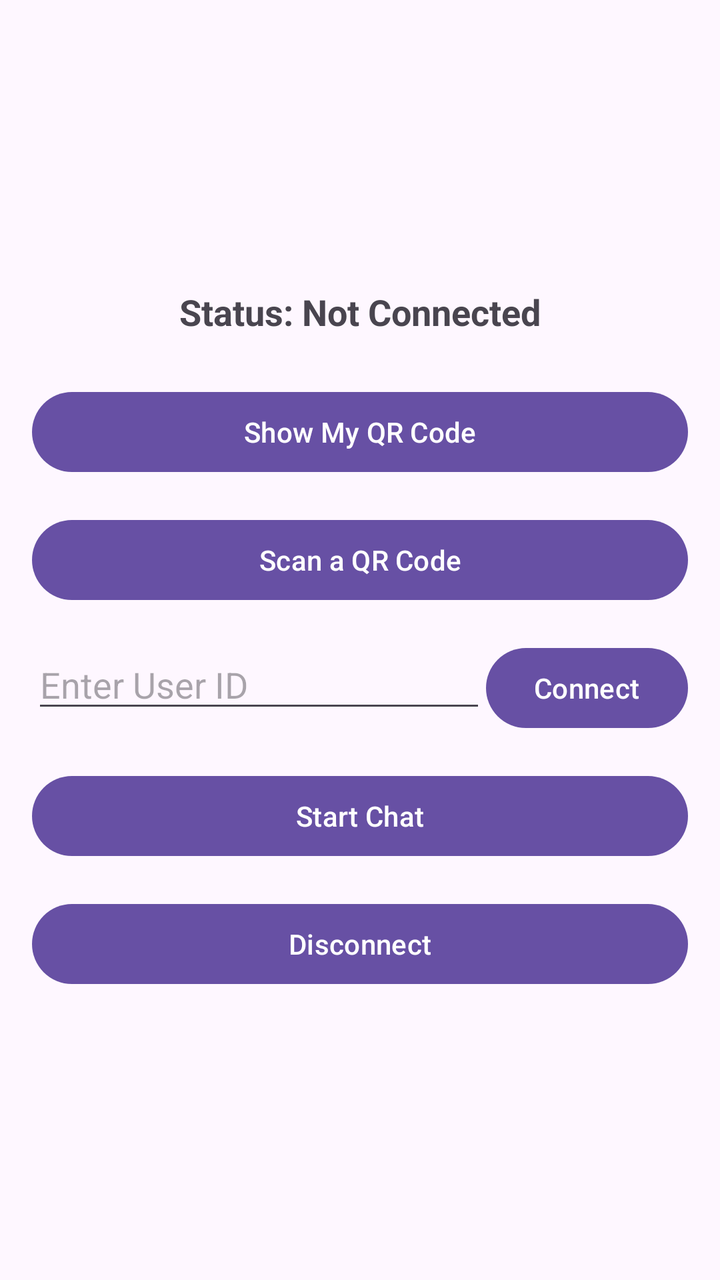
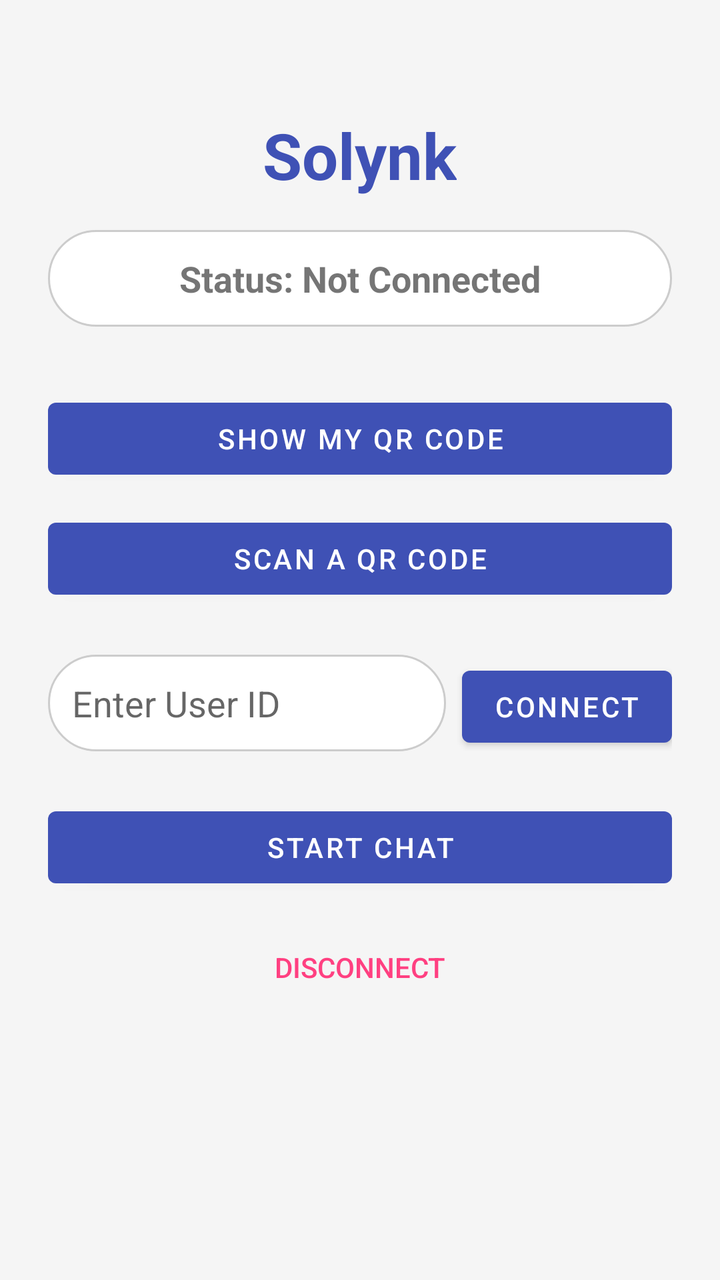

Screens rendered from an Android XML layout before and after an edit, with the pre-edit source and the edit as a unified diff.
<!-- AndroidManifest.xml: application theme Theme.Solynk -->
<!-- res/layout/activity_main.xml -->
<?xml version="1.0" encoding="utf-8"?>
<LinearLayout xmlns:android="http://schemas.android.com/apk/res/android"
    xmlns:tools="http://schemas.android.com/tools"
    android:layout_width="match_parent"
    android:layout_height="match_parent"
    android:orientation="vertical"
    android:gravity="center"
    android:padding="16dp"
    tools:context=".MainActivity">

    <TextView
        android:id="@+id/textViewConnectionStatus"
        android:layout_width="wrap_content"
        android:layout_height="wrap_content"
        android:layout_marginBottom="24dp"
        android:text="Status: Not Connected"
        android:textSize="18sp"
        android:textStyle="bold"/>

    <Button
        android:id="@+id/buttonShowQR"
        android:layout_width="match_parent"
        android:layout_height="wrap_content"
        android:layout_marginBottom="16dp"
        android:text="Show My QR Code" />

    <Button
        android:id="@+id/buttonScanQR"
        android:layout_width="match_parent"
        android:layout_height="wrap_content"
        android:layout_marginBottom="16dp"
        android:text="Scan a QR Code" />

    <LinearLayout
        android:layout_width="match_parent"
        android:layout_height="wrap_content"
        android:layout_marginBottom="16dp"
        android:orientation="horizontal">

        <EditText
            android:id="@+id/editTextManualId"
            android:layout_width="0dp"
            android:layout_height="wrap_content"
            android:layout_weight="1"
            android:hint="Enter User ID"
            android:inputType="text" />

        <Button
            android:id="@+id/buttonConnectManual"
            android:layout_width="wrap_content"
            android:layout_height="wrap_content"
            android:text="Connect" />
    </LinearLayout>

    <Button
        android:id="@+id/buttonStartChat"
        android:layout_width="match_parent"
        android:layout_height="wrap_content"
        android:layout_marginBottom="16dp"
        android:text="Start Chat" />

    <Button
        android:id="@+id/buttonDisconnect"
        android:layout_width="match_parent"
        android:layout_height="wrap_content"
        android:text="Disconnect" />

</LinearLayout>
<!-- resources referenced by this layout -->
<resources>
  <style name="Theme.Solynk" parent="Base.Theme.Solynk" />
  <style name="Base.Theme.Solynk" parent="Theme.Material3.DayNight.NoActionBar">
          
          
      </style>
</resources>

<!-- the commit's change to res/layout/activity_main.xml (unified diff, before → after) -->
@@ -4,37 +4,51 @@
     android:layout_width="match_parent"
     android:layout_height="match_parent"
     android:orientation="vertical"
-    android:gravity="center"
-    android:padding="16dp"
+    android:gravity="center_horizontal"
+    android:padding="24dp"
+    android:background="@color/window_background"
     tools:context=".MainActivity">
 
     <TextView
-        android:id="@+id/textViewConnectionStatus"
         android:layout_width="wrap_content"
         android:layout_height="wrap_content"
-        android:layout_marginBottom="24dp"
-        android:text="Status: Not Connected"
+        android:text="@string/app_name"
+        android:textSize="32sp"
+        android:textStyle="bold"
+        android:textColor="@color/colorPrimary"
+        android:layout_marginTop="32dp"
+        android:layout_marginBottom="16dp"/>
+
+    <TextView
+        android:id="@+id/textViewConnectionStatus"
+        android:layout_width="match_parent"
+        android:layout_height="wrap_content"
+        android:layout_marginBottom="32dp"
+        android:text="@string/status_not_connected"
         android:textSize="18sp"
-        android:textStyle="bold"/>
+        android:textStyle="bold"
+        android:padding="12dp"
+        android:gravity="center"
+        android:background="@drawable/bg_edit_text"/>
 
     <Button
         android:id="@+id/buttonShowQR"
         android:layout_width="match_parent"
         android:layout_height="wrap_content"
-        android:layout_marginBottom="16dp"
-        android:text="Show My QR Code" />
+        android:layout_marginBottom="12dp"
+        android:text="@string/show_my_qr_code" />
 
     <Button
         android:id="@+id/buttonScanQR"
         android:layout_width="match_parent"
         android:layout_height="wrap_content"
-        android:layout_marginBottom="16dp"
-        android:text="Scan a QR Code" />
+        android:layout_marginBottom="24dp"
+        android:text="@string/scan_a_qr_code" />
 
     <LinearLayout
         android:layout_width="match_parent"
         android:layout_height="wrap_content"
-        android:layout_marginBottom="16dp"
+        android:layout_marginBottom="24dp"
         android:orientation="horizontal">
 
         <EditText
@@ -42,27 +56,32 @@
             android:layout_width="0dp"
             android:layout_height="wrap_content"
             android:layout_weight="1"
-            android:hint="Enter User ID"
-            android:inputType="text" />
+            android:hint="@string/enter_user_id"
+            android:inputType="text"
+            android:background="@drawable/bg_edit_text"
+            android:padding="12dp"/>
 
         <Button
             android:id="@+id/buttonConnectManual"
             android:layout_width="wrap_content"
             android:layout_height="wrap_content"
-            android:text="Connect" />
+            android:layout_marginStart="8dp"
+            android:text="@string/connect" />
     </LinearLayout>
 
     <Button
         android:id="@+id/buttonStartChat"
         android:layout_width="match_parent"
         android:layout_height="wrap_content"
-        android:layout_marginBottom="16dp"
-        android:text="Start Chat" />
+        android:layout_marginBottom="12dp"
+        android:text="@string/start_chat" />
 
     <Button
         android:id="@+id/buttonDisconnect"
+        style="?android:attr/borderlessButtonStyle"
         android:layout_width="match_parent"
         android:layout_height="wrap_content"
-        android:text="Disconnect" />
+        android:textColor="@color/colorAccent"
+        android:text="@string/disconnect" />
 
 </LinearLayout>
<!-- resource entries referenced after the edit -->
@@ -1,9 +1,38 @@
 <!-- resources referenced by this layout -->
 <resources>
-  <style name="Theme.Solynk" parent="Base.Theme.Solynk" />
-  <style name="Base.Theme.Solynk" parent="Theme.Material3.DayNight.NoActionBar">
-          
-          
+  <color name="colorAccent">#FF4081</color>
+  <color name="colorPrimary">#3F51B5</color>
+  <color name="window_background">#F5F5F5</color>
+  <!-- drawable bg_edit_text (drawable) -->
+  <?xml version="1.0" encoding="utf-8"?>
+  <shape xmlns:android="http://schemas.android.com/apk/res/android"
+      android:shape="rectangle">
+      <solid android:color="@color/white" />
+      <corners android:radius="24dp" />
+      <stroke
+          android:width="1dp"
+          android:color="#CCCCCC" />
+  </shape>
+  <string name="app_name">Solynk</string>
+  <string name="connect">Connect</string>
+  <string name="disconnect">Disconnect</string>
+  <string name="enter_user_id">Enter User ID</string>
+  <string name="scan_a_qr_code">Scan a QR Code</string>
+  <string name="show_my_qr_code">Show My QR Code</string>
+  <string name="start_chat">Start Chat</string>
+  <string name="status_not_connected">Status: Not Connected</string>
+  <style name="Theme.Solynk" parent="Theme.MaterialComponents.DayNight.NoActionBar">
+          <item name="colorPrimary">@color/colorPrimary</item>
+          <item name="colorPrimaryVariant">@color/colorPrimaryDark</item>
+          <item name="colorOnPrimary">@color/white</item>
+          <item name="colorSecondary">@color/colorAccent</item>
+          <item name="colorSecondaryVariant">@color/teal_700</item>
+          <item name="colorOnSecondary">@color/black</item>
+          <item name="android:statusBarColor" tools:targetApi="l">?attr/colorPrimaryVariant</item>
       </style>
+  <color name="white">#FFFFFFFF</color>
+  <color name="colorPrimaryDark">#303F9F</color>
+  <color name="teal_700">#FF018786</color>
+  <color name="black">#FF000000</color>
 </resources>
 
